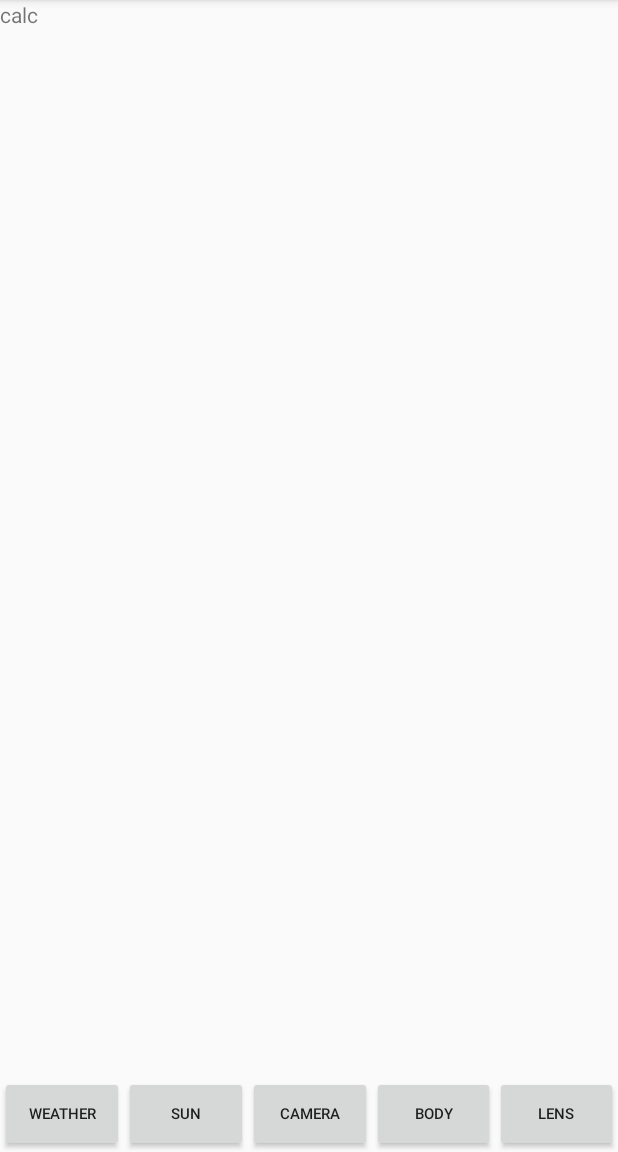
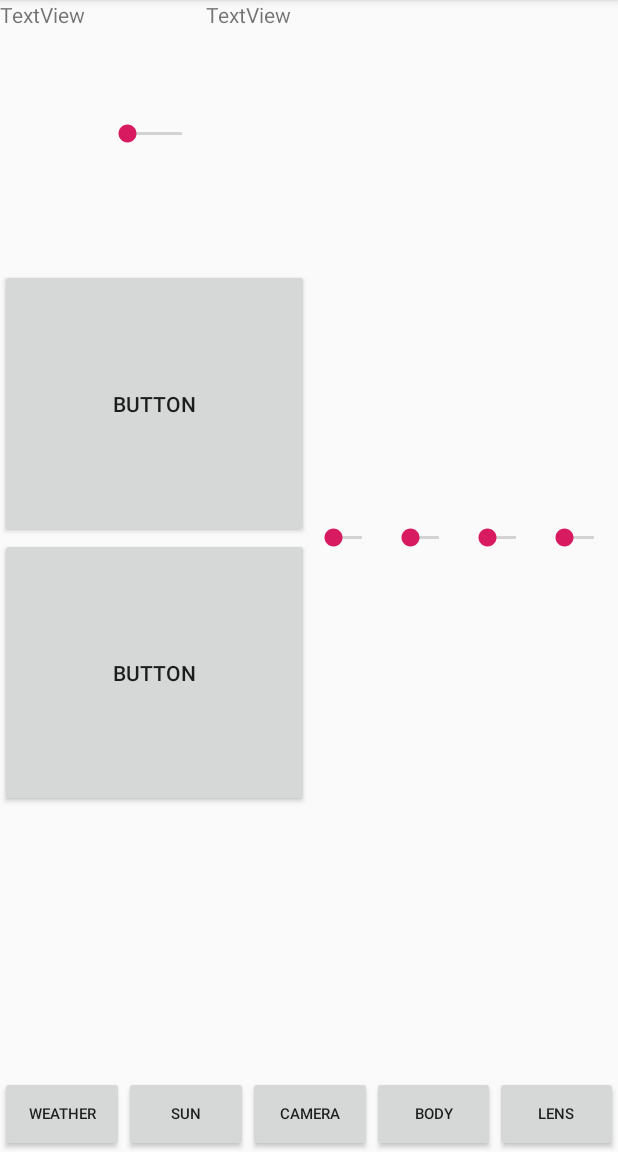
Before and after one commit to ingridxx/Photo-Assistant, an Android app: the fragment calculator placed in its activity, on a phone screen of 412 x 824 dp, the part 84-1236 px from its top. Run offline under Robolectric (Android 15) with nearby library versions, the phone set to English and light mode, and no system bars.

Commit message:
Update app/src/main/res/layout/fragment_calculator.xml

```diff
--- a/app/src/main/res/layout/fragment_calculator.xml
+++ b/app/src/main/res/layout/fragment_calculator.xml
@@ -5,10 +5,95 @@
     android:layout_height="match_parent"
     tools:context=".calculator">
 
-    <!-- TODO: Update blank fragment layout -->
-    <TextView
+
+    <LinearLayout
         android:layout_width="match_parent"
         android:layout_height="match_parent"
-        android:text="calc" />
+        android:baselineAligned="false"
+        android:orientation="horizontal"
+        android:weightSum="2"
+        tools:layout_editor_absoluteX="512dp"
+        tools:layout_editor_absoluteY="181dp">
 
+        <LinearLayout
+            android:layout_width="match_parent"
+            android:layout_height="match_parent"
+            android:layout_weight="1"
+            android:orientation="vertical"
+            android:weightSum="4">
+
+            <LinearLayout
+                android:layout_width="match_parent"
+                android:layout_height="0dp"
+                android:layout_weight="1"
+                android:orientation="horizontal"
+                android:weightSum="3">
+
+                <TextView
+                    android:id="@+id/textView"
+                    android:layout_width="0dp"
+                    android:layout_height="fill_parent"
+                    android:layout_weight="1"
+                    android:text="TextView" />
+
+                <SeekBar
+                    android:id="@+id/seekBar"
+                    android:layout_width="0dp"
+                    android:layout_height="fill_parent"
+                    android:layout_weight="1" />
+
+                <TextView
+                    android:id="@+id/textView2"
+                    android:layout_width="0dp"
+                    android:layout_height="fill_parent"
+                    android:layout_weight="1"
+                    android:text="TextView" />
+            </LinearLayout>
+
+            <Button
+                android:id="@+id/button"
+                android:layout_width="match_parent"
+                android:layout_height="0dp"
+                android:layout_weight="1"
+                android:text="Button" />
+
+            <Button
+                android:id="@+id/button2"
+                android:layout_width="match_parent"
+                android:layout_height="0dp"
+                android:layout_weight="1"
+                android:text="Button" />
+        </LinearLayout>
+
+        <LinearLayout
+            android:layout_width="match_parent"
+            android:layout_height="match_parent"
+            android:layout_weight="1"
+            android:orientation="horizontal">
+
+            <SeekBar
+                android:id="@+id/seekBar2"
+                android:layout_width="0dp"
+                android:layout_height="fill_parent"
+                android:layout_weight="1" />
+
+            <SeekBar
+                android:id="@+id/seekBar3"
+                android:layout_width="0dp"
+                android:layout_height="fill_parent"
+                android:layout_weight="1" />
+
+            <SeekBar
+                android:id="@+id/seekBar4"
+                android:layout_width="0dp"
+                android:layout_height="fill_parent"
+                android:layout_weight="1" />
+
+            <SeekBar
+                android:id="@+id/seekBar5"
+                android:layout_width="0dp"
+                android:layout_height="fill_parent"
+                android:layout_weight="1" />
+        </LinearLayout>
+    </LinearLayout>
 </FrameLayout>
```
